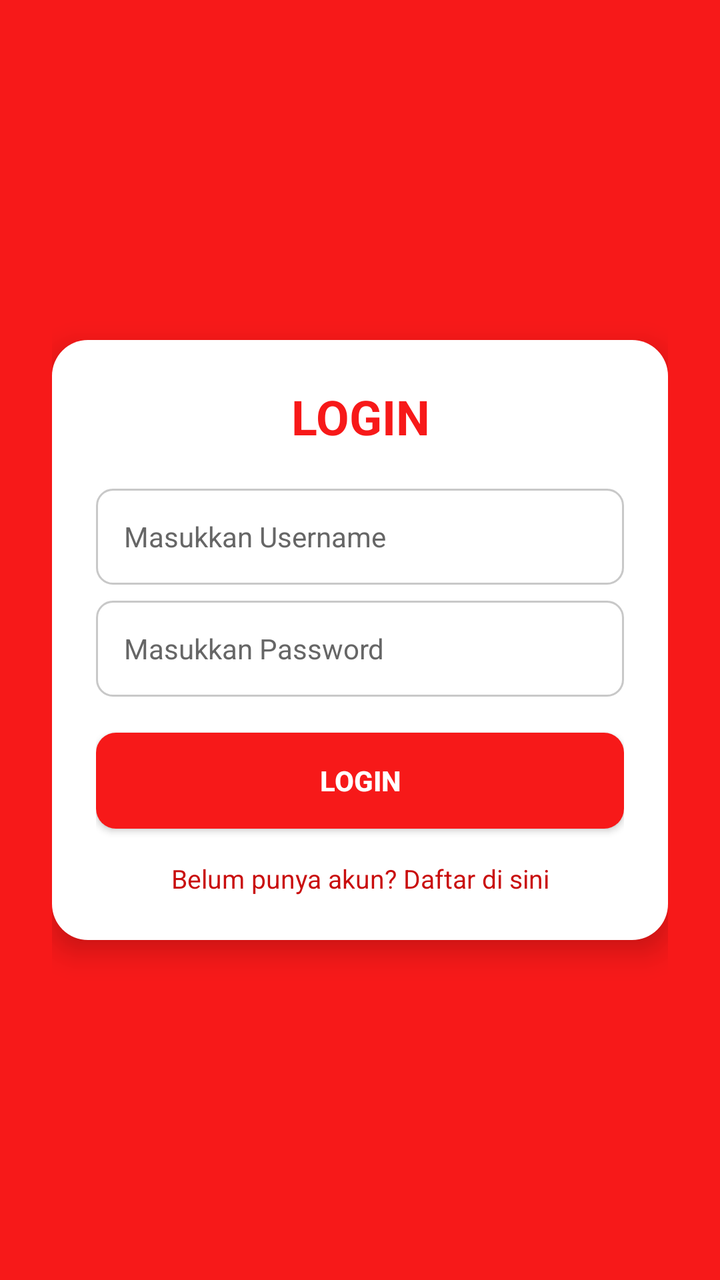
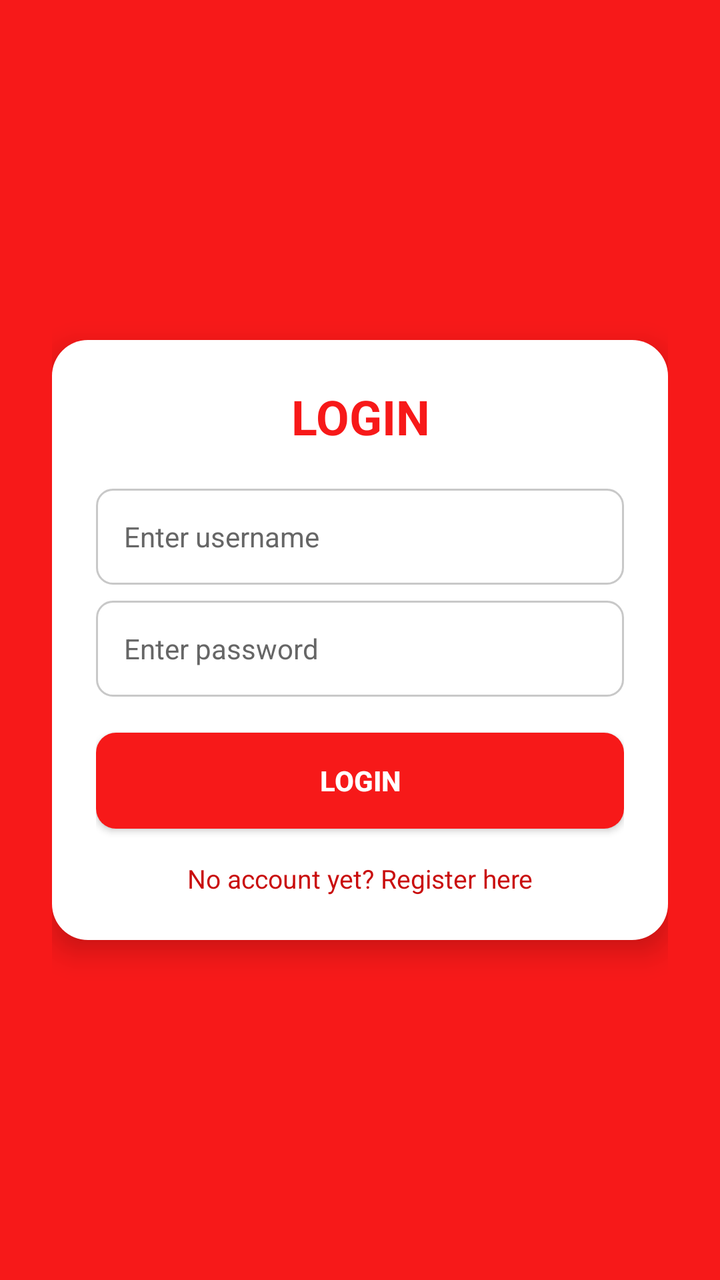

Screens rendered from an Android XML layout before and after an edit, with the pre-edit source and the edit as a unified diff.
<!-- AndroidManifest.xml: application theme Theme.OnlineShopAuth -->
<!-- res/layout/activity_login.xml -->
<?xml version="1.0" encoding="utf-8"?>
<ScrollView xmlns:android="http://schemas.android.com/apk/res/android"
    android:layout_width="match_parent"
    android:layout_height="match_parent"
    android:fillViewport="true"
    android:background="@color/brand_red">
    <LinearLayout
        android:layout_width="match_parent"
        android:layout_height="match_parent"
        android:gravity="center"
        android:orientation="vertical"
        android:padding="26dp">
        <LinearLayout
            android:layout_width="match_parent"
            android:layout_height="wrap_content"
            android:background="@drawable/bg_card"
            android:elevation="8dp"
            android:orientation="vertical"
            android:padding="22dp">
            <TextView
                android:layout_width="match_parent"
                android:layout_height="wrap_content"
                android:gravity="center"
                android:text="LOGIN"
                android:textColor="@color/brand_red"
                android:textSize="24sp"
                android:textStyle="bold" />
            <EditText
                android:id="@+id/usernameInput"
                style="@style/InputField"
                android:layout_marginTop="20dp"
                android:hint="Masukkan Username"
                android:inputType="textPersonName"
                android:singleLine="true" />
            <EditText
                android:id="@+id/passwordInput"
                style="@style/InputField"
                android:hint="Masukkan Password"
                android:inputType="textPassword"
                android:singleLine="true" />
            <TextView
                android:id="@+id/errorText"
                android:layout_width="match_parent"
                android:layout_height="wrap_content"
                android:layout_marginTop="10dp"
                android:textColor="@color/brand_red_dark"
                android:visibility="gone" />
            <Button
                android:id="@+id/loginButton"
                style="@style/PrimaryButton"
                android:text="LOGIN" />
            <TextView
                android:id="@+id/registerLink"
                android:layout_width="match_parent"
                android:layout_height="wrap_content"
                android:layout_marginTop="16dp"
                android:gravity="center"
                android:text="Belum punya akun? Daftar di sini"
                android:textColor="@color/brand_red_dark"
                android:textSize="13sp" />
        </LinearLayout>
    </LinearLayout>
</ScrollView>
<!-- resources referenced by this layout -->
<resources>
  <color name="brand_red">#F71919</color>
  <color name="brand_red_dark">#C90D0D</color>
  <!-- drawable bg_card (drawable) -->
  <?xml version="1.0" encoding="utf-8"?>
  <shape xmlns:android="http://schemas.android.com/apk/res/android">
      <solid android:color="@color/white" />
      <corners android:radius="18dp" />
  </shape>
  <style name="InputField">
          <item name="android:layout_width">match_parent</item>
          <item name="android:layout_height">48dp</item>
          <item name="android:layout_marginTop">8dp</item>
          <item name="android:paddingStart">14dp</item>
          <item name="android:paddingEnd">14dp</item>
          <item name="android:background">@drawable/bg_input</item>
          <item name="android:textColor">@color/text_dark</item>
          <item name="android:textColorHint">@color/text_muted</item>
          <item name="android:textSize">14sp</item>
      </style>
  <style name="PrimaryButton">
          <item name="android:layout_width">match_parent</item>
          <item name="android:layout_height">48dp</item>
          <item name="android:layout_marginTop">18dp</item>
          <item name="android:background">@drawable/bg_button_red</item>
          <item name="android:textColor">@color/white</item>
          <item name="android:textStyle">bold</item>
          <item name="android:textAllCaps">false</item>
      </style>
  <style name="Theme.OnlineShopAuth" parent="Theme.AppCompat.Light.NoActionBar">
          <item name="colorPrimary">@color/brand_red</item>
          <item name="colorPrimaryDark">@color/brand_red_dark</item>
          <item name="colorAccent">@color/brand_red</item>
          <item name="android:statusBarColor">@color/brand_red_dark</item>
          <item name="android:windowLightStatusBar">false</item>
      </style>
  <color name="white">#FFFFFF</color>
  <!-- drawable bg_input (drawable) -->
  <?xml version="1.0" encoding="utf-8"?>
  <shape xmlns:android="http://schemas.android.com/apk/res/android">
      <solid android:color="@color/white" />
      <stroke android:width="1dp" android:color="#C8C8C8" />
      <corners android:radius="8dp" />
  </shape>
  <color name="text_dark">#242424</color>
  <color name="text_muted">#666666</color>
  <!-- drawable bg_button_red (drawable) -->
  <?xml version="1.0" encoding="utf-8"?>
  <shape xmlns:android="http://schemas.android.com/apk/res/android">
      <solid android:color="@color/brand_red" />
      <corners android:radius="10dp" />
  </shape>
</resources>

<!-- the commit's change to res/layout/activity_login.xml (unified diff, before → after) -->
@@ -29,13 +29,13 @@
                 android:id="@+id/usernameInput"
                 style="@style/InputField"
                 android:layout_marginTop="20dp"
-                android:hint="Masukkan Username"
+                android:hint="Enter username"
                 android:inputType="textPersonName"
                 android:singleLine="true" />
             <EditText
                 android:id="@+id/passwordInput"
                 style="@style/InputField"
-                android:hint="Masukkan Password"
+                android:hint="Enter password"
                 android:inputType="textPassword"
                 android:singleLine="true" />
             <TextView
@@ -55,7 +55,7 @@
                 android:layout_height="wrap_content"
                 android:layout_marginTop="16dp"
                 android:gravity="center"
-                android:text="Belum punya akun? Daftar di sini"
+                android:text="No account yet? Register here"
                 android:textColor="@color/brand_red_dark"
                 android:textSize="13sp" />
         </LinearLayout>
